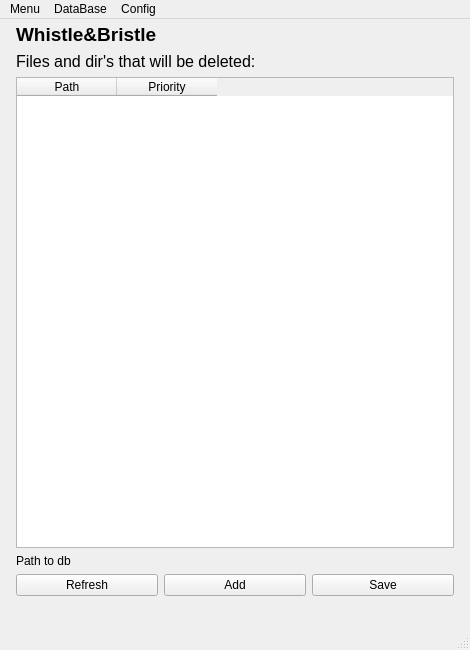
Hi-Timofey/Whistle-Bristle, file qt/main.ui: the form before one commit.
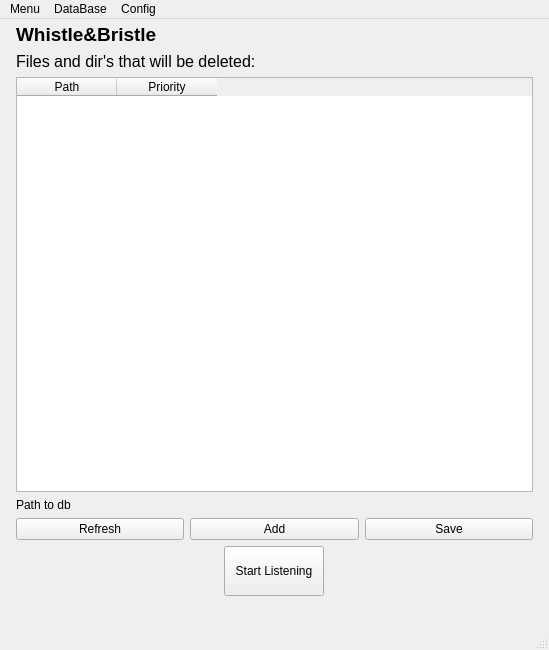
The form after the commit.

Commit message: Added new button to design Logic for config and database loader Fixex of bugs in ee.py in files.py

```diff
--- a/qt/main.ui
+++ b/qt/main.ui
@@ -6,7 +6,7 @@
    <rect>
     <x>0</x>
     <y>0</y>
-    <width>470</width>
+    <width>549</width>
     <height>650</height>
    </rect>
   </property>
@@ -101,7 +101,7 @@
           <property name="minimumSize">
            <size>
             <width>0</width>
-            <height>429</height>
+            <height>200</height>
            </size>
           </property>
           <property name="sizeAdjustPolicy">
@@ -127,6 +127,18 @@
         </item>
         <item alignment="Qt::AlignLeft">
          <widget class="QLabel" name="path_to_cur_db">
+          <property name="minimumSize">
+           <size>
+            <width>64</width>
+            <height>0</height>
+           </size>
+          </property>
+          <property name="maximumSize">
+           <size>
+            <width>16777215</width>
+            <height>18</height>
+           </size>
+          </property>
           <property name="text">
            <string>Path to db</string>
           </property>
@@ -179,6 +191,29 @@
       </item>
      </layout>
     </item>
+    <item row="1" column="0">
+     <layout class="QHBoxLayout" name="horizontalLayout_2">
+      <item alignment="Qt::AlignHCenter|Qt::AlignVCenter">
+       <widget class="QPushButton" name="startBtn">
+        <property name="minimumSize">
+         <size>
+          <width>100</width>
+          <height>50</height>
+         </size>
+        </property>
+        <property name="maximumSize">
+         <size>
+          <width>300</width>
+          <height>16777215</height>
+         </size>
+        </property>
+        <property name="text">
+         <string>Start Listening</string>
+        </property>
+       </widget>
+      </item>
+     </layout>
+    </item>
    </layout>
   </widget>
   <widget class="QMenuBar" name="menubar">
@@ -186,7 +221,7 @@
     <rect>
      <x>0</x>
      <y>0</y>
-     <width>470</width>
+     <width>549</width>
      <height>30</height>
     </rect>
    </property>
```
The commit also changes 3 other files.
